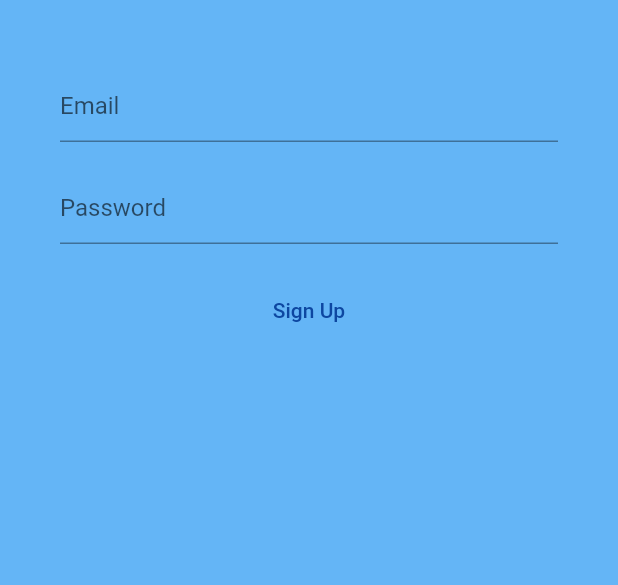
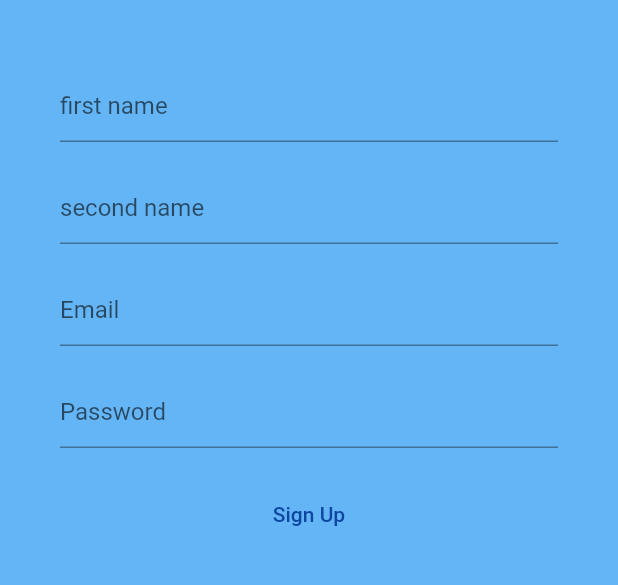
Before and after one commit to mohamedafify/MyProperty, a Flutter app: the screen it shows after launch, after a tap on "Create account", on a phone screen of 412 x 824 dp, the part 59-644 px from its top. Run offline on Flutter 3.47's test engine with Material 2 defaults, Android fonts, the phone set to English and light mode, and no system bars; our stand-ins replace firebase_auth, firebase_core, flutter_spinkit; accounts and stored records are empty; Roboto replaces fonts that are missing (Sans).

Commit message:
[modify]
-changed app name to MyProperty
-changed the loading widget using the flutter_spinkit package
-replaced FlatButton with TextButton because FlatButton is depretiated
-resized the distance between widgets in the authenticate page
-added a fist and second name for the registration
-added a simple validation in the registration and signin pages for
forms
-merged the 2 utils folders into 1 folder

```diff
--- a/lib/screens/authenticate/authenticate.dart
+++ b/lib/screens/authenticate/authenticate.dart
@@ -1,8 +1,8 @@
 import 'package:flutter/material.dart';
-import 'package:my_property/screens/authenticate/sign_in.dart';
-import 'package:my_property/screens/authenticate/register.dart';
-import 'package:my_property/screens/home/home.dart';
-import 'package:my_property/screens/utils/constant.dart';
+import 'package:MyProperty/screens/authenticate/sign_in.dart';
+import 'package:MyProperty/screens/authenticate/register.dart';
+import 'package:MyProperty/screens/home/home.dart';
+import 'package:MyProperty/utils/constant.dart';
 
 class Authenticate extends StatefulWidget {
   @override
@@ -14,11 +14,10 @@ class _AuthenticateState extends State<Authenticate> {
   Widget build(BuildContext context) {
 	return Container(
 		color: Constant.backgroundColor,
-		// decoration: BoxDecoration(backgroundBlendMode: ),
-		padding: EdgeInsets.fromLTRB(20.0, 150.0, 20.0, 20.0),
+		padding: EdgeInsets.fromLTRB(20.0, 130.0, 20.0, 20.0),
 		child: Column(
 			children:<Widget> [
-				FlatButton(
+				TextButton(
 					child: Text(
 						"Create account",
 						style: TextStyle(
@@ -35,7 +34,7 @@ class _AuthenticateState extends State<Authenticate> {
 				),
 				Flexible(
 				  child: FractionallySizedBox(
-				  	heightFactor: 0.7,
+				  	heightFactor: 1.0,
 				  ),
 				),
 				Text(
@@ -49,7 +48,7 @@ class _AuthenticateState extends State<Authenticate> {
 						decoration: TextDecoration.none,
 					),
 				),
-				FlatButton(
+				TextButton(
 					child: Text(
 						"Join as Guest",
 						style: TextStyle(
@@ -66,10 +65,10 @@ class _AuthenticateState extends State<Authenticate> {
 				),
 				Flexible(
 				  child: FractionallySizedBox(
-				  	heightFactor: 0.7,
+				  	heightFactor: 1.0,
 				  ),
 				),
-				FlatButton(
+				TextButton(
 					child: Text(
 						"Have an account already? SignIn",
 						style: TextStyle(
--- a/lib/screens/authenticate/register.dart
+++ b/lib/screens/authenticate/register.dart
@@ -1,9 +1,10 @@
 import 'dart:developer' as developer;
 
 import 'package:flutter/material.dart';
-import 'package:my_property/screens/utils/constant.dart';
-import 'package:my_property/services/auth.dart';
-import 'package:my_property/utils/show_dialog.dart';
+import 'package:MyProperty/utils/constant.dart';
+import 'package:MyProperty/utils/loading.dart';
+import 'package:MyProperty/services/auth.dart';
+import 'package:MyProperty/utils/show_dialog.dart';
 
 class Register extends StatefulWidget {
 	@override
@@ -12,13 +13,17 @@ class Register extends StatefulWidget {
 
 class _RegisterState extends State<Register> {
 	final AuthService _auth = AuthService();
+	final _formKey = GlobalKey<FormState>();
+	bool loading = false;
 
+	String _fName = "";
+	String _sName = "";
 	String _email = "";
 	String _password = "";
 
 	@override
 	Widget build(BuildContext context) {
-		return Scaffold(
+		return loading ? Loading() : Scaffold(
 			backgroundColor: Constant.backgroundColor,
 			appBar: AppBar(
 				leading: BackButton(
@@ -38,31 +43,59 @@ class _RegisterState extends State<Register> {
 			child: Container(
 				padding: EdgeInsets.symmetric(vertical: 10.0, horizontal: 40.0),
 					child: Form(
+						key: _formKey,
 						child: Column(
 							children:<Widget> [
 								SizedBox(height: 20.0),
+								// first name
 								TextFormField(
+									validator: (val) => val.isEmpty ? "Enter valid name" : null,
+									keyboardType: TextInputType.name,
+									decoration: InputDecoration(
+										hintText: "first name"
+									),
+									onChanged: (val) {
+										setState(() => _fName = val);
+									},
+								),
+								SizedBox(height: 20.0),
+								// second name
+								TextFormField(
+									validator: (val) => val.isEmpty ? "Enter valid name" : null,
+									keyboardType: TextInputType.name,
+									decoration: InputDecoration(
+										hintText: "second name"
+									),
+									onChanged: (val) {
+										setState(() => _sName = val);
+									},
+								),
+								SizedBox(height: 20.0),
+								// email
+								TextFormField(
+									validator: (val) => val.isEmpty ? "Enter valid email" : null,
 									keyboardType: TextInputType.emailAddress,
 									decoration: InputDecoration(
 										hintText: "Email"
 									),
 									onChanged: (val) {
-										_email = val;
-										// setState(() => _email = val);
+										setState(() => _email = val);
 									},
 								),
 								SizedBox(height: 20.0),
+								// password
 								TextFormField(
+									validator: (val) => val.length < 8 ? "Enter valid password" : null,
 									obscureText: true,
 									decoration: InputDecoration(
 									hintText: "Password"
 									),
 									onChanged: (val) {
-										_password = val;
-										// setState(() => _password = val);
+										setState(() => _password = val);
 									},
 								),
 								SizedBox(height: 20.0),
+								// signup button
 								TextButton(
 									child: Text(
 										"Sign Up",
@@ -71,7 +104,9 @@ class _RegisterState extends State<Register> {
 											),
 									),
 									onPressed: () async {
-										dynamic user = await _auth.registerWithEmailandPassword(email: this._email, password: this._password);
+										if (_formKey.currentState.validate()) {
+											setState(() => loading = true);
+											dynamic user = await _auth.registerWithEmailandPassword(this._email, this._password, this._fName, this._sName);
 											ShowDialog signUpDialog = ShowDialog();
 											// pop the signIn widget from authentication push
 											if (user == null) {
@@ -80,9 +115,10 @@ class _RegisterState extends State<Register> {
 												signUpDialog.showDialogOnScreen(context, "user is null", "register_signUpButtonERROR");
 											} else {
 												Navigator.pop(context);
-
 												developer.log("registered Successfully", name: "register_signUpButton");
 												signUpDialog.showDialogOnScreen(context, "registered Successfully", "register_signUpButton");
+											}
+											setState(() => loading = false);
 										}
 									},
 								),
--- a/lib/screens/wrapper.dart
+++ b/lib/screens/wrapper.dart
@@ -1,7 +1,7 @@
 import 'package:flutter/material.dart';
-import 'package:my_property/models/user.dart';
-import 'package:my_property/screens/authenticate/authenticate.dart';
-import 'package:my_property/screens/home/home.dart';
+import 'package:MyProperty/models/user.dart';
+import 'package:MyProperty/screens/authenticate/authenticate.dart';
+import 'package:MyProperty/screens/home/home.dart';
 import 'package:provider/provider.dart';
 
 class Wrapper extends StatelessWidget {
--- a/pubspec.yaml
+++ b/pubspec.yaml
@@ -1,4 +1,4 @@
-name: my_property
+name: MyProperty
 description: A new Flutter project.
 
 # The following line prevents the package from being accidentally published to
@@ -26,6 +26,7 @@ dependencies:
   cloud_firestore: ^0.16.0+1
   cupertino_icons: ^1.0.0
   firebase_auth: ^0.20.1
+  flutter_spinkit: ^4.1.2
   provider: ^4.3.3
 
 dev_dependencies:
```
Also changed, not shown: lib/main.dart (+4 -4 lines), lib/screens/authenticate/sign_in.dart (+20 -8 lines), lib/screens/home/home.dart (+14 -5 lines), lib/screens/utils/loading.dart (deleted, +0 -16 lines), lib/services/auth.dart (+9 -8 lines), lib/utils/loading.dart (added, +18 -0 lines), lib/utils/constant.dart (renamed from lib/screens/utils/constant.dart), pubspec.lock, 9 other files. Lines whose indentation alone changed are shown as unchanged.
